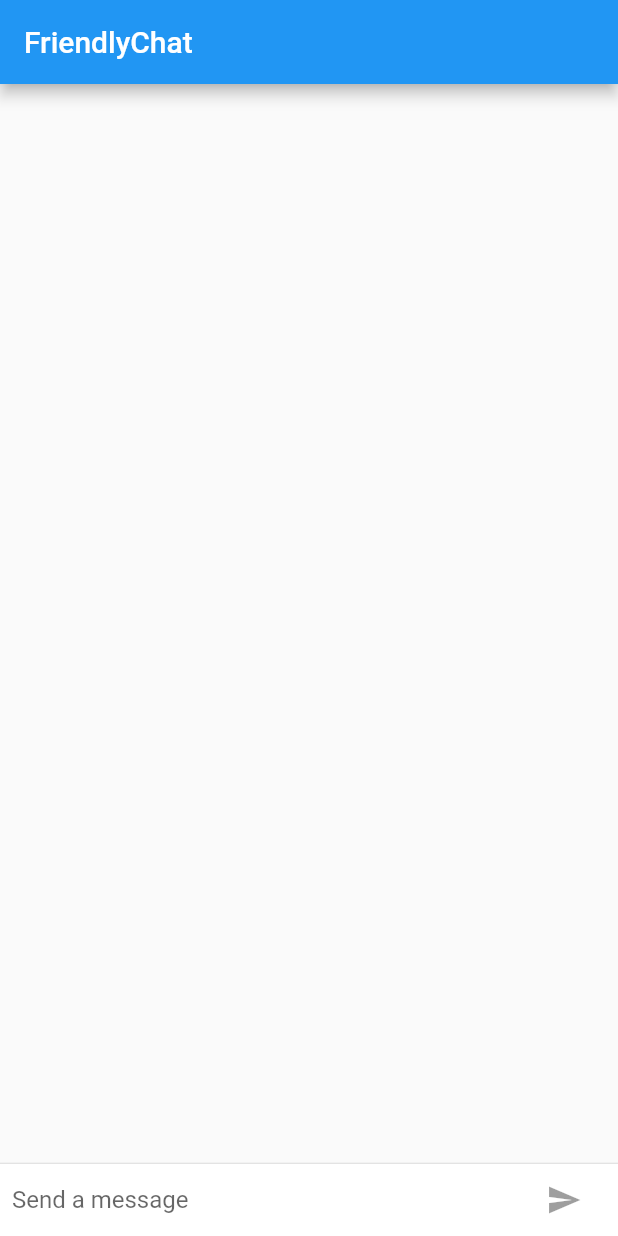
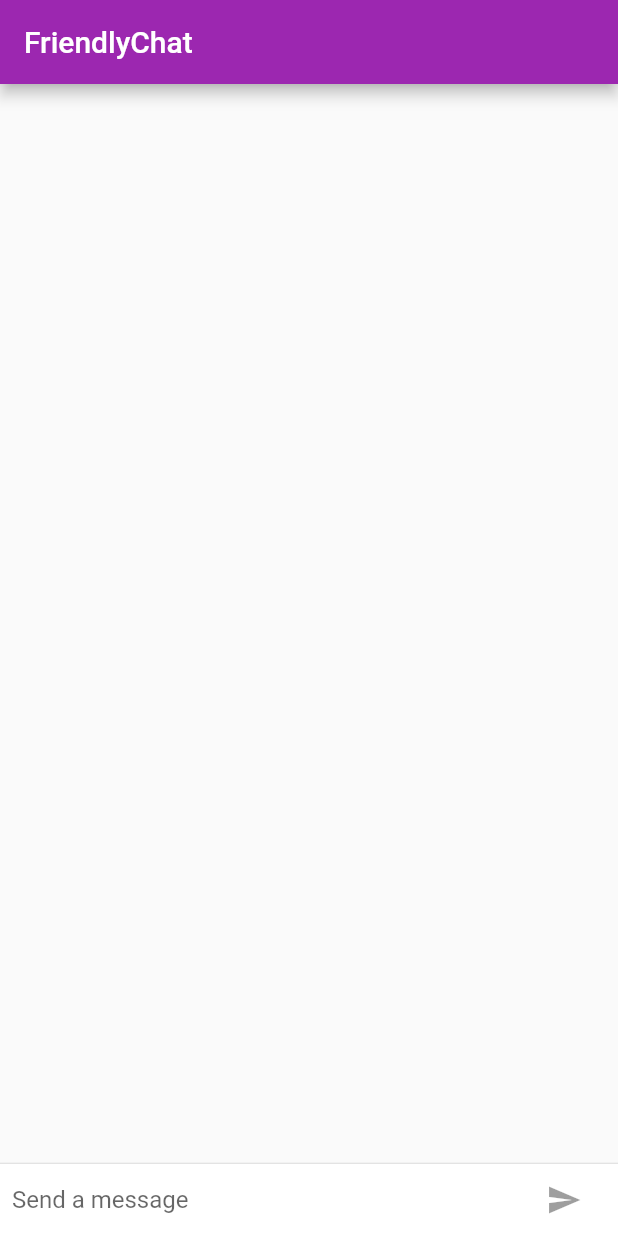
Before and after one commit to sunday58/chatino, a Flutter app: the screen it shows after launch, on a phone screen of 412 x 824 dp. Run offline on Flutter 3.47's test engine with Material 2 defaults, Android fonts, the phone set to English and light mode, and no system bars.

Commit message:
adding theme for ios and android

```diff
--- a/lib/main.dart
+++ b/lib/main.dart
@@ -1,3 +1,5 @@
+import 'package:flutter/cupertino.dart';
+import 'package:flutter/foundation.dart';
 import 'package:flutter/material.dart';
 
 void main() {
@@ -5,6 +7,17 @@
     const FriendlyChatApp(),
   );
 }
+
+final ThemeData kIosTheme = ThemeData(
+  primarySwatch: Colors.orange,
+  primaryColor: Colors.grey[100],
+  primaryColorBrightness: Brightness.light,
+);
+
+final ThemeData kDefaultTheme = ThemeData(
+  colorScheme: ColorScheme.fromSwatch(primarySwatch: Colors.purple)
+      .copyWith(secondary: Colors.orangeAccent[400]),
+);
 
 String _name = 'David';
 
@@ -15,9 +28,12 @@
 
   @override
   Widget build(BuildContext context) {
-    return const MaterialApp(
+    return MaterialApp(
       title: 'Chatino',
-      home: ChatScreen(),
+      theme: defaultTargetPlatform == TargetPlatform.iOS
+          ? kIosTheme
+          : kDefaultTheme,
+      home: const ChatScreen(),
     );
   }
 }
@@ -80,6 +96,7 @@
     return Scaffold(
       appBar: AppBar(
         title: const Text('FriendlyChat'),
+        elevation: Theme.of(context).platform == TargetPlatform.iOS ? 0.0 : 4.0,
       ),
       body: Column(
         children: [
```
